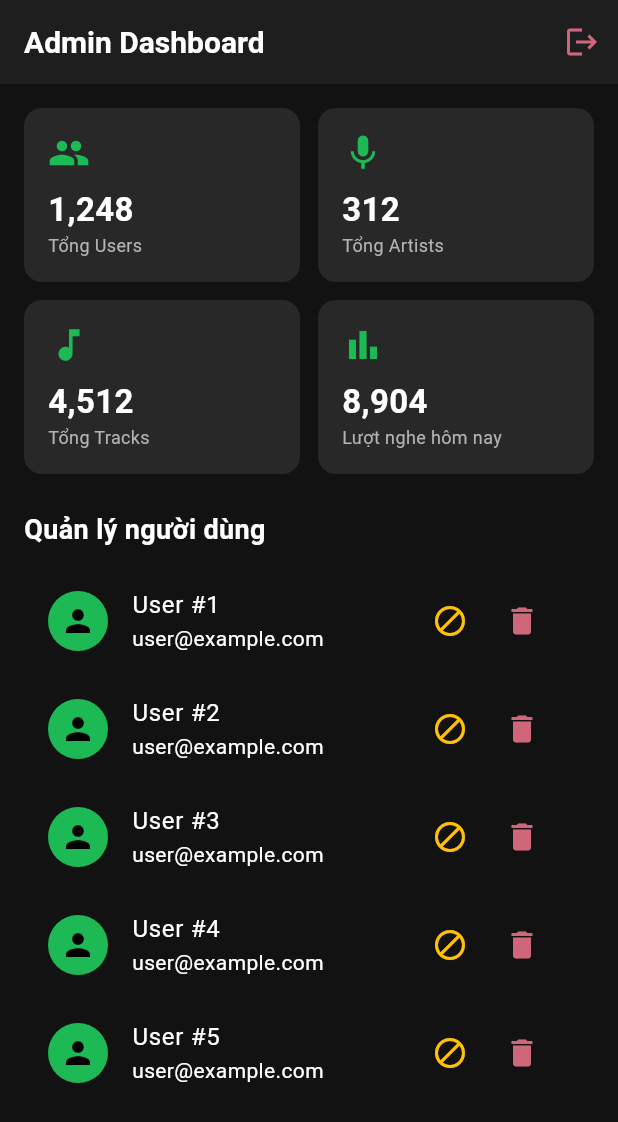
After one commit to whimsical-word/music4_mobile, a Flutter app: the AdminDashboardScreen screen opened by its route, on a phone screen of 412 x 824 dp. The commit adds this screen. Shown: the top 1122 px of the screen. Run offline on Flutter 3.47's test engine with Material 3 defaults, Android fonts, the phone set to English and light mode, and no system bars; our stand-ins replace dio, flutter_riverpod, flutter_secure_storage, go_router, pretty_dio_logger; accounts and stored records are empty.

Commit message:
[CE190614] feat(core): restructure screen ownership by domain, add AlbumDetailScreen and AdminDashboardScreen

```diff
--- a/lib/core/router/app_router.dart
+++ b/lib/core/router/app_router.dart
@@ -14,9 +14,11 @@ import '../../features/playlist/presentation/screens/playlist_screen.dart';
 import '../../features/playlist/presentation/screens/playlist_detail_screen.dart';
 import '../../features/favorites/presentation/screens/favorites_screen.dart';
 import '../../features/track_detail/presentation/screens/track_detail_screen.dart';
+import '../../features/album/presentation/screens/album_detail_screen.dart';
 import '../../features/search/presentation/screens/search_screen.dart';
 import '../../features/notifications/presentation/screens/notification_screen.dart';
 import '../../features/categories/presentation/screens/category_detail_screen.dart';
+import '../../features/admin/presentation/screens/admin_dashboard_screen.dart';
 
 final GlobalKey<NavigatorState> rootNavigatorKey = GlobalKey<NavigatorState>();
 
@@ -24,11 +26,25 @@ final GoRouter appRouter = GoRouter(
   navigatorKey: rootNavigatorKey,
   initialLocation: RouteNames.home,
   routes: [
+    // ─── T3: Home & Discovery ────────────────────────────────────────────
     GoRoute(
       path: RouteNames.home,
       name: 'home',
       builder: (context, state) => const HomeScreen(),
     ),
+    GoRoute(
+      path: RouteNames.history,
+      name: 'history',
+      builder: (context, state) => const HistoryScreen(),
+    ),
+    GoRoute(
+      path: RouteNames.artistProfile,
+      name: 'artistProfile',
+      builder: (context, state) =>
+          ArtistProfileScreen(artistId: state.pathParameters['id']),
+    ),
+
+    // ─── T2: Auth & Profile ──────────────────────────────────────────────
     GoRoute(
       path: RouteNames.login,
       name: 'login',
@@ -44,6 +60,8 @@ final GoRouter appRouter = GoRouter(
       name: 'profile',
       builder: (context, state) => const UserProfileScreen(),
     ),
+
+    // ─── T1: Player & Upload ─────────────────────────────────────────────
     GoRoute(
       path: RouteNames.player,
       name: 'player',
@@ -54,18 +72,19 @@ final GoRouter appRouter = GoRouter(
       name: 'upload',
       builder: (context, state) => const UploadTrackScreen(),
     ),
+
+    // ─── T5: Content & Engagement ────────────────────────────────────────
     GoRoute(
-      path: RouteNames.history,
-      name: 'history',
-      builder: (context, state) => const HistoryScreen(),
+      path: RouteNames.trackDetail,
+      name: 'trackDetail',
+      builder: (context, state) =>
+          TrackDetailScreen(trackId: state.pathParameters['id']),
     ),
     GoRoute(
-      path: RouteNames.artistProfile,
-      name: 'artistProfile',
-      builder: (context, state) {
-        final id = state.pathParameters['id'];
-        return ArtistProfileScreen(artistId: id);
-      },
+      path: RouteNames.albumDetail,
+      name: 'albumDetail',
+      builder: (context, state) =>
+          AlbumDetailScreen(albumId: state.pathParameters['id']),
     ),
     GoRoute(
       path: RouteNames.playlist,
@@ -75,24 +94,16 @@ final GoRouter appRouter = GoRouter(
     GoRoute(
       path: RouteNames.playlistDetail,
       name: 'playlistDetail',
-      builder: (context, state) {
-        final id = state.pathParameters['id'];
-        return PlaylistDetailScreen(playlistId: id);
-      },
+      builder: (context, state) =>
+          PlaylistDetailScreen(playlistId: state.pathParameters['id']),
     ),
     GoRoute(
       path: RouteNames.favorites,
       name: 'favorites',
       builder: (context, state) => const FavoritesScreen(),
     ),
-    GoRoute(
-      path: RouteNames.trackDetail,
-      name: 'trackDetail',
-      builder: (context, state) {
-        final id = state.pathParameters['id'];
-        return TrackDetailScreen(trackId: id);
-      },
-    ),
+
+    // ─── T6: Search, Admin & Core ────────────────────────────────────────
     GoRoute(
       path: RouteNames.search,
       name: 'search',
@@ -106,10 +117,13 @@ final GoRouter appRouter = GoRouter(
     GoRoute(
       path: RouteNames.categoryDetail,
       name: 'categoryDetail',
-      builder: (context, state) {
-        final id = state.pathParameters['id'];
-        return CategoryDetailScreen(categoryId: id);
-      },
+      builder: (context, state) =>
+          CategoryDetailScreen(categoryId: state.pathParameters['id']),
+    ),
+    GoRoute(
+      path: RouteNames.admin,
+      name: 'admin',
+      builder: (context, state) => const AdminDashboardScreen(),
     ),
   ],
 );
--- a/lib/core/router/route_names.dart
+++ b/lib/core/router/route_names.dart
@@ -11,9 +11,11 @@ class RouteNames {
   static const String favorites = '/favorites';
   static const String player = '/player';
   static const String trackDetail = '/track/:id';
+  static const String albumDetail = '/album/:id';
   static const String upload = '/upload';
   static const String history = '/history';
   static const String artistProfile = '/artist/:id';
   static const String notifications = '/notifications';
   static const String categoryDetail = '/category/:id';
+  static const String admin = '/admin';
 }
--- /dev/null
+++ b/lib/features/admin/presentation/screens/admin_dashboard_screen.dart
@@ -0,0 +1,90 @@
+import 'package:flutter/material.dart';
+import '../../../../core/theme/app_colors.dart';
+
+class AdminDashboardScreen extends StatelessWidget {
+  const AdminDashboardScreen({super.key});
+
+  @override
+  Widget build(BuildContext context) {
+    return Scaffold(
+      appBar: AppBar(
+        title: const Text('Admin Dashboard'),
+        backgroundColor: AppColors.surface,
+        actions: [
+          IconButton(icon: const Icon(Icons.logout, color: AppColors.error), onPressed: () {}),
+        ],
+      ),
+      body: ListView(
+        padding: const EdgeInsets.all(16),
+        children: [
+          // Stats Overview
+          Row(
+            children: [
+              _StatCard(label: 'Tổng Users', value: '1,248', icon: Icons.people),
+              const SizedBox(width: 12),
+              _StatCard(label: 'Tổng Artists', value: '312', icon: Icons.mic),
+            ],
+          ),
+          const SizedBox(height: 12),
+          Row(
+            children: [
+              _StatCard(label: 'Tổng Tracks', value: '4,512', icon: Icons.music_note),
+              const SizedBox(width: 12),
+              _StatCard(label: 'Lượt nghe hôm nay', value: '8,904', icon: Icons.bar_chart),
+            ],
+          ),
+          const SizedBox(height: 24),
+          // User management
+          const Text('Quản lý người dùng', style: TextStyle(fontSize: 18, fontWeight: FontWeight.bold)),
+          const SizedBox(height: 12),
+          ListView.builder(
+            shrinkWrap: true,
+            physics: const NeverScrollableScrollPhysics(),
+            itemCount: 5,
+            itemBuilder: (context, index) {
+              return ListTile(
+                leading: const CircleAvatar(child: Icon(Icons.person)),
+                title: Text('User #${index + 1}'),
+                subtitle: const Text('user@example.com'),
+                trailing: Row(
+                  mainAxisSize: MainAxisSize.min,
+                  children: [
+                    IconButton(icon: const Icon(Icons.block, color: AppColors.warning), onPressed: () {}),
+                    IconButton(icon: const Icon(Icons.delete, color: AppColors.error), onPressed: () {}),
+                  ],
+                ),
+              );
+            },
+          ),
+        ],
+      ),
+    );
+  }
+}
+
+class _StatCard extends StatelessWidget {
+  final String label;
+  final String value;
+  final IconData icon;
+
+  const _StatCard({required this.label, required this.value, required this.icon});
+
+  @override
+  Widget build(BuildContext context) {
+    return Expanded(
+      child: Container(
+        padding: const EdgeInsets.all(16),
+        decoration: BoxDecoration(color: AppColors.card, borderRadius: BorderRadius.circular(12)),
+        child: Column(
+          crossAxisAlignment: CrossAxisAlignment.start,
+          children: [
+            Icon(icon, color: AppColors.primary, size: 28),
+            const SizedBox(height: 8),
+            Text(value, style: const TextStyle(fontSize: 22, fontWeight: FontWeight.bold)),
+            Text(label, style: const TextStyle(color: AppColors.textSecondary, fontSize: 12)),
+          ],
+        ),
+      ),
+    );
+  }
+}
```
Also changed, not shown: lib/features/album/presentation/screens/album_detail_screen.dart (added, +61 -0 lines), 1 other file.
